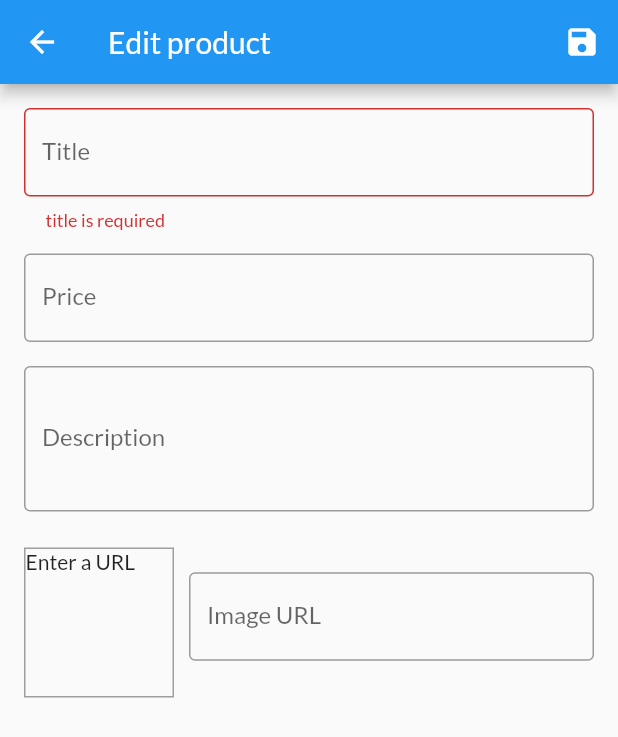
After one commit to MerlijnClaeys/FlutterShopApp, a Flutter app: the EditProductScreen screen opened by its route, after a tap on the "save" icon, on a phone screen of 412 x 824 dp. The commit adds this screen. Shown: the top 737 px of the screen. Run offline on Flutter 3.47's test engine with Material 2 defaults, Android fonts, the phone set to English and light mode, and no system bars; network calls fail.

Commit message:
add edit and delete product funtcionality

```diff
--- a/lib/main.dart
+++ b/lib/main.dart
@@ -1,5 +1,7 @@
 import 'package:flutter/material.dart';
+import 'package:flutter_shop_app/screens/edit_product_screen.dart';
 import 'package:flutter_shop_app/screens/orders_screen.dart';
+import 'package:flutter_shop_app/screens/user_products_screen.dart';
 import 'package:provider/provider.dart';
 
 import '../providers/cart_provider.dart';
@@ -36,6 +38,8 @@ class MyApp extends StatelessWidget {
           ProductDetailScreen.routeName: (context) => const ProductDetailScreen(),
           ShoppingCartScreen.routeName: (context) => const ShoppingCartScreen(),
           OrdersScreen.routeName: (context) => const OrdersScreen(),
+          UserProductsScreen.routeName: (context) => const UserProductsScreen(),
+          EditProductScreen.routeName: (context) => const EditProductScreen(),
         },
       ),
     );
--- a/lib/providers/products_provider.dart
+++ b/lib/providers/products_provider.dart
@@ -50,8 +50,29 @@ class ProductsProvider with ChangeNotifier {
     return [..._items]; //copy of _items
   }
 
-  void addProduct() {
-    // _items.add(product);
+  void addProduct(Product product) {
+    final newProduct = Product(
+        id: DateTime.now().toString(),
+        title: product.title,
+        description: product.description,
+        price: product.price,
+        imageUrl: product.imageUrl);
+    _items.add(newProduct);
+    notifyListeners();
+  }
+
+  void updateProduct(String id, Product editedProduct) {
+    final productIndex = _items.indexWhere((element) => element.id == id);
+    if (productIndex >= 0) {
+      _items[productIndex] = editedProduct;
+    } else {
+      //handle error
+    }
+    notifyListeners();
+  }
+
+  void removeProduct(String id) {
+    _items.removeWhere((element) => element.id == id);
     notifyListeners();
   }
 
--- /dev/null
+++ b/lib/screens/edit_product_screen.dart
@@ -0,0 +1,216 @@
+import 'package:flutter/material.dart';
+import 'package:flutter_shop_app/models/product.dart';
+import 'package:flutter_shop_app/providers/products_provider.dart';
+import 'package:provider/provider.dart';
+
+class EditProductScreen extends StatefulWidget {
+  static const routeName = "/edit-product";
+
+  const EditProductScreen({Key? key}) : super(key: key);
+
+  @override
+  State<EditProductScreen> createState() => _EditProductScreenState();
+}
+
+class _EditProductScreenState extends State<EditProductScreen> {
+  final _priceFocusNode = FocusNode();
+  final _descriptionFocusNode = FocusNode();
+  final _imageUrlFocusNode = FocusNode();
+  final _imageUrlController = TextEditingController();
+  final _form = GlobalKey<FormState>();
+  var _editedProduct = Product(id: "", title: "", description: "", price: 0, imageUrl: "");
+  var _isInit = true;
+  var _initValues = {
+    "title": "",
+    "description": "",
+    "price": "",
+    "imageUrl": "",
+  };
+
+  @override
+  void initState() {
+    _imageUrlFocusNode.addListener(_updateImageUrl);
+    super.initState();
+  }
+
+  @override
+  void didChangeDependencies() {
+    if (_isInit) {
+      final productId = ModalRoute.of(context)!.settings.arguments;
+      if (productId != null) {
+        _editedProduct =
+            Provider.of<ProductsProvider>(context, listen: false).findById(productId as String);
+        _initValues = {
+          "title": _editedProduct.title,
+          "description": _editedProduct.description,
+          "price": _editedProduct.price.toString(),
+          "imageUrl": "",
+        };
+        _imageUrlController.text = _editedProduct.imageUrl;
+      }
+    }
+    _isInit = false;
+    super.didChangeDependencies();
+  }
+
+  void _updateImageUrl() {
+    if (!_imageUrlFocusNode.hasFocus) {
+      setState(() {});
+    }
+  }
+
+  void _saveForm() {
+    final isValid = _form.currentState?.validate() ?? false;
+    print("isvalid: $isValid");
+    if (!isValid) {
+      return;
+    }
+    _form.currentState?.save();
+    if (_editedProduct.id != null && _editedProduct.id.isNotEmpty) {
+      Provider.of<ProductsProvider>(context, listen: false)
+          .updateProduct(_editedProduct.id, _editedProduct);
+    } else {
+      print('here');
+      Provider.of<ProductsProvider>(context, listen: false).addProduct(_editedProduct);
+    }
+    Navigator.of(context).pop();
+  }
+
+  @override
+  void dispose() {
+    _imageUrlFocusNode.removeListener(_updateImageUrl);
+    _priceFocusNode.dispose();
+    _descriptionFocusNode.dispose();
+    _imageUrlFocusNode.dispose();
+    _imageUrlController.dispose();
+    super.dispose();
+  }
+
+  @override
+  Widget build(BuildContext context) {
+    return Scaffold(
+      appBar: AppBar(
+        title: const Text("Edit product"),
+        actions: [
+          IconButton(
+            onPressed: _saveForm,
+            icon: Icon(Icons.save),
+          ),
+        ],
+      ),
+      body: Padding(
+        padding: const EdgeInsets.all(16),
+        child: Form(
+          key: _form,
+          child: ListView(
+            children: [
+              TextFormField(
+                initialValue: _initValues["title"],
+                decoration: const InputDecoration(labelText: 'Title', border: OutlineInputBorder()),
+                textInputAction: TextInputAction.next,
+                onFieldSubmitted: (_) {
+                  FocusScope.of(context).requestFocus(_priceFocusNode);
+                },
+                validator: (value) {
+                  if (value == null || value.isEmpty) {
+                    return " title is required";
+                  }
+                  return null;
+                },
+                onSaved: (value) {
+                  _editedProduct = Product(
+                      id: _editedProduct.id,
+                      title: value ?? "",
+                      description: _editedProduct.description,
+                      price: _editedProduct.price,
+                      imageUrl: _editedProduct.imageUrl,
+                      isFavorite: _editedProduct.isFavorite);
+                },
+              ),
+              const SizedBox(height: 16),
+              TextFormField(
+                initialValue: _initValues["price"],
+                decoration: const InputDecoration(labelText: 'Price', border: OutlineInputBorder()),
+                textInputAction: TextInputAction.next,
+                keyboardType: const TextInputType.numberWithOptions(decimal: true),
+                onFieldSubmitted: (_) {
+                  FocusScope.of(context).requestFocus(_descriptionFocusNode);
+                },
+                focusNode: _priceFocusNode,
+                onSaved: (value) {
+                  _editedProduct = Product(
+                      id: _editedProduct.id,
+                      title: _editedProduct.title,
+                      description: _editedProduct.description,
+                      price: value != null ? double.parse(value) : 0,
+                      imageUrl: _editedProduct.imageUrl,
+                      isFavorite: _editedProduct.isFavorite);
+                },
+              ),
+              const SizedBox(height: 16),
+              TextFormField(
+                initialValue: _initValues["description"],
+                decoration:
+                    const InputDecoration(labelText: 'Description', border: OutlineInputBorder()),
+                maxLines: 3,
+                textInputAction: TextInputAction.next,
+                keyboardType: TextInputType.multiline,
+                focusNode: _descriptionFocusNode,
+                onSaved: (value) {
+                  _editedProduct = Product(
+                      id: _editedProduct.id,
+                      title: _editedProduct.title,
+                      description: value ?? "",
+                      price: _editedProduct.price,
+                      imageUrl: _editedProduct.imageUrl,
+                      isFavorite: _editedProduct.isFavorite);
+                },
+              ),
+              const SizedBox(height: 16),
+              Row(
+                children: [
+                  Container(
+                    width: 100,
+                    height: 100,
+                    margin: const EdgeInsets.only(top: 8, right: 10),
+                    decoration: BoxDecoration(
+                      border: Border.all(width: 1, color: Colors.grey),
+                    ),
+                    child: _imageUrlController.text.isEmpty
+                        ? const Text('Enter a URL')
+                        : FittedBox(
+                            child: Image.network(_imageUrlController.text),
+                            fit: BoxFit.contain,
+                          ),
+                  ),
+                  Expanded(
+                    child: TextFormField(
+                      decoration: const InputDecoration(
+                          labelText: "Image URL", border: OutlineInputBorder()),
+                      keyboardType: TextInputType.url,
+                      controller: _imageUrlController,
+                      focusNode: _imageUrlFocusNode,
+                      onFieldSubmitted: (_) {
+                        _saveForm();
+                      },
+                      textInputAction: TextInputAction.done,
+                      onSaved: (value) {
+                        _editedProduct = Product(
+                            id: _editedProduct.id,
+                            title: _editedProduct.title,
+                            description: _editedProduct.description,
+                            price: _editedProduct.price,
+                            imageUrl: value ?? "",
+                            isFavorite: _editedProduct.isFavorite);
+                      },
+                    ),
+                  )
+                ],
+              ),
+            ],
+          ),
+        ),
+      ),
+    );
+  }
+}
--- a/lib/screens/products_overview_screen.dart
+++ b/lib/screens/products_overview_screen.dart
@@ -31,10 +31,8 @@ class _ProductOverviewScreenState extends State<ProductOverviewScreen> {
             ],
             onSelected: (FilterOptions selectedValue) {
               setState(() {
-                print(selectedValue);
                 if (selectedValue == FilterOptions.Favorites) {
                   _showOnlyFavorites = true;
-                  print(_showOnlyFavorites);
                 } else {
                   _showOnlyFavorites = false;
                 }
--- a/lib/widgets/main_drawer.dart
+++ b/lib/widgets/main_drawer.dart
@@ -1,4 +1,7 @@
 import 'package:flutter/material.dart';
+import 'package:flutter_shop_app/screens/orders_screen.dart';
+
+import '../screens/user_products_screen.dart';
 
 class AppDrawer extends StatelessWidget {
   const AppDrawer({Key? key}) : super(key: key);
@@ -25,7 +28,15 @@ class AppDrawer extends StatelessWidget {
             leading: Icon(Icons.shopping_cart, color: Theme.of(context).primaryColor),
             title: const Text("Orders"),
             onTap: () {
-              Navigator.of(context).pushReplacementNamed("/orders");
+              Navigator.of(context).pushReplacementNamed(OrdersScreen.routeName);
+            },
+          ),
+          const Divider(),
+          ListTile(
+            leading: Icon(Icons.edit, color: Theme.of(context).primaryColor),
+            title: const Text("Manage products"),
+            onTap: () {
+              Navigator.of(context).pushReplacementNamed(UserProductsScreen.routeName);
             },
           ),
         ],
```
Also changed, not shown: lib/screens/user_products_screen.dart (added, +45 -0 lines), lib/widgets/user_product_item.dart (added, +47 -0 lines).
